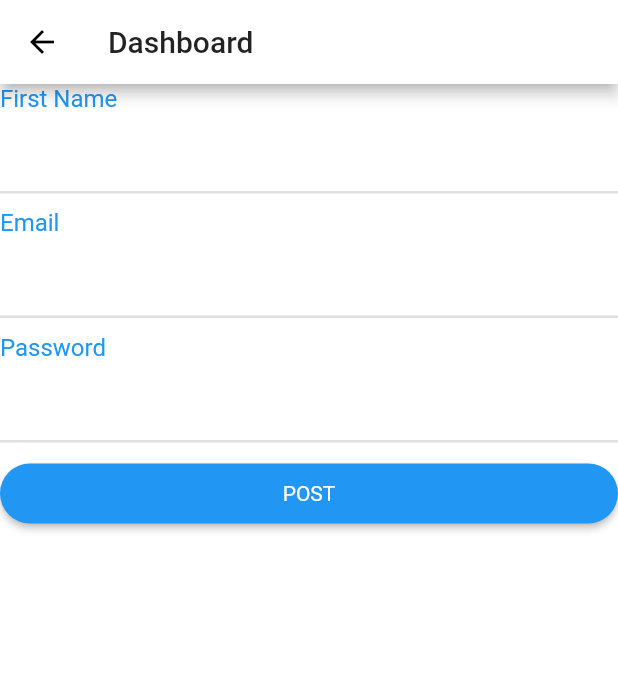
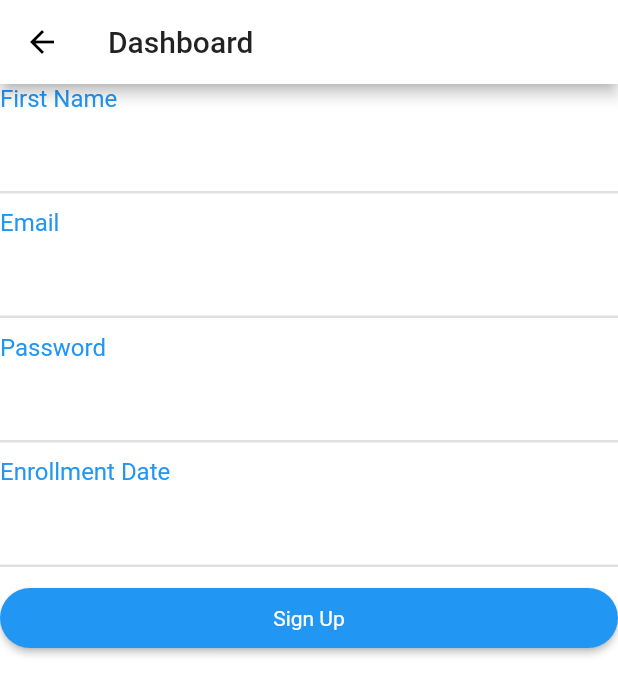
Before and after one commit to michameiu/flutter-form, a Flutter app: the DashboardScreen screen opened by its route, on a phone screen of 412 x 824 dp. Shown: the top 695 px of the screen. Run offline on Flutter 3.47's test engine with Material 2 defaults, Android fonts, the phone set to English and light mode, and no system bars; our stand-ins replace google_fonts, google_maps_flutter, shared_preferences, simple_animations; missing offline and left inert: onesignal_flutter; accounts and stored records are empty; generated files the repository leaves out were written again; Roboto replaces fonts that are missing (Gotham, Nunito Sans, nunitosans); statements that could not run were skipped.

Commit message:
made few changes, no idea :)

```diff
--- a/lib/app/auth/dashboard.dart
+++ b/lib/app/auth/dashboard.dart
@@ -1,15 +1,13 @@
-
 import 'package:flutter/material.dart';
 import 'package:flutter_concepts/app/forms/form.dart';
 import 'package:flutter_concepts/app/models/http_exception.dart';
+
 class DashboardScreen extends StatelessWidget {
-  static const routeName="/dashboard";
+  static const routeName = "/dashboard";
   GlobalKey<FormState> _form = GlobalKey<FormState>();
-
 
   @override
   Widget build(BuildContext context) {
-
     return Scaffold(
       appBar: AppBar(
         title: Text("Dashboard"),
@@ -19,32 +17,36 @@ class DashboardScreen extends StatelessWidget {
           httpMethod: HttpMethod.POST,
           formKey: _form,
           successHttpStatusCode: 201,
+          buttonText: "Sign Up",
           fields: [
             MyInput(
               fieldName: "first_name",
               label: "First Name",
             ),
             MyInput(
-              fieldName: "email",
-              label: "Email",
-              keyboardType: TextInputType.emailAddress
+                fieldName: "email",
+                label: "Email",
+                keyboardType: TextInputType.emailAddress),
+            MyInput(
+              fieldName: "password",
+              label: "Password",
+              obscureText: true,
             ),
             MyInput(
-                fieldName: "password",
-                label: "Password",
-              obscureText: true
-            ),
+                fieldName: "e_date",
+                label: "Enrollment Date",
+                keyboardType: TextInputType.datetime),
           ],
           url: "https://api.safarinjema.wavvy.dev/api/v1/users/",
-          onLoading: (value){
+          onLoading: (value) {
             print("On loading $value");
           },
-          onError: (res){
+          onError: (res) {
             print("daam Error occured");
             print(res.statusCode);
             print(res.body);
           },
-          onSuccess: (res){
+          onSuccess: (res) {
             print("Success");
             print(res.body);
           },
--- a/lib/app/forms/form.dart
+++ b/lib/app/forms/form.dart
@@ -30,6 +30,7 @@ class MyCustomForm extends StatefulWidget {
   final Function onError;
   final GlobalKey<FormState> formKey;
   final List<MyInput> fields;
+  final String buttonText;
   Map<String, dynamic> form_data;
 
   Map<String, dynamic> form_errors;
@@ -43,6 +44,7 @@ class MyCustomForm extends StatefulWidget {
     this.onSuccess,
     this.onError,
     this.fields,
+    this.buttonText=null,
     @required this.formKey,
   }) : super(key: key);
 
@@ -53,6 +55,7 @@ class MyCustomForm extends StatefulWidget {
 class _MyCustomFormState extends State<MyCustomForm> {
   Map<String, dynamic> form_data = {};
   Map<String, dynamic> form_errors = {};
+  bool _isLoading=false;
 
   get headers {
     print("getting headers");
@@ -66,6 +69,9 @@ class _MyCustomFormState extends State<MyCustomForm> {
 
   void showLoader(status) {
     widget.onLoading(status);
+    setState(() {
+      _isLoading=status;
+    });
   }
 
   void showErrors() {
@@ -143,14 +149,14 @@ class _MyCustomFormState extends State<MyCustomForm> {
                 required: e.required,
                 obscureText: e.obscureText,
                 keyboardType: e.keyboardType)),
-            MaterialButton(
+            _isLoading?Center(child: CircularProgressIndicator(),): MaterialButton(
               minWidth: double.infinity,
               onPressed: makeHttpCall,
               height: 40,
               color: Colors.blue,
               shape: RoundedRectangleBorder(
                   borderRadius: BorderRadius.circular(20)),
-              child: Text(widget.httpMethod.toText(),
+              child: Text(widget.buttonText??widget.httpMethod.toText(),
                   style: TextStyle(
                       color: Colors.white,
                       fontFamily: 'Gotham',
```
